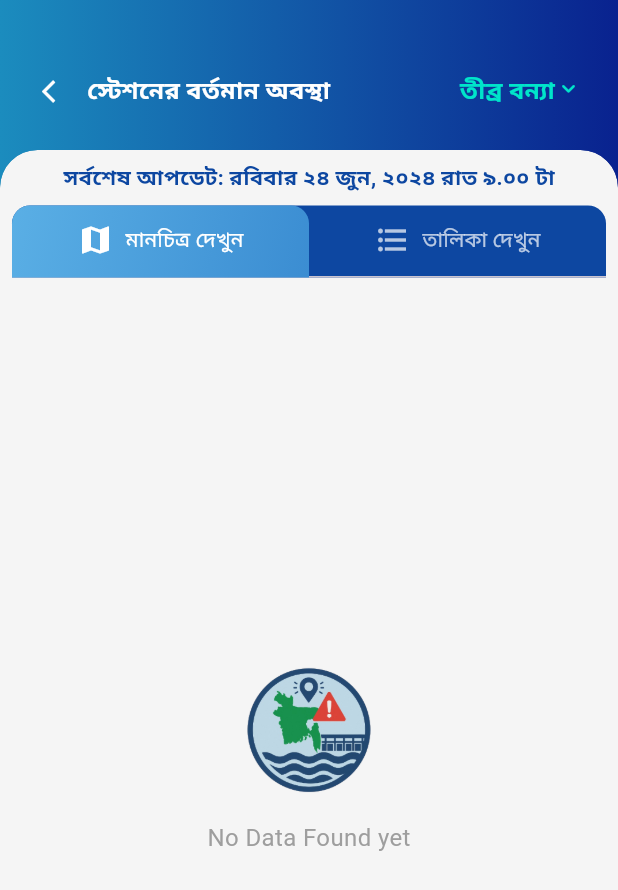
After one commit to SadakatulShakil/FFWC_APP, a Flutter app: the DashboardPage screen opened directly, after a tap on "তীব্র বন্যা", on a phone screen of 412 x 824 dp. The commit adds this screen. Shown: the top 890 px of the screen. Run offline on Flutter 3.47's test engine with Material 3 defaults, Android fonts, the light colour scheme and no system bars; our stand-ins replace firebase_core, firebase_messaging, flutter_local_notifications, flutter_svg, geolocator, get and 4 more; missing offline and left inert: pdfx; accounts and stored records are empty.

Commit message:
station details page with 2 tabbar view added

```diff
--- /dev/null
+++ b/lib/pages/station_information.dart
@@ -0,0 +1,221 @@
+import 'package:flutter/material.dart';
+import 'package:flutter/services.dart';
+import 'package:get/get.dart';
+import 'package:get/get_core/src/get_main.dart';
+
+import '../utills/widgets/station_info_graphical_view.dart';
+import '../utills/widgets/station_info_list_view.dart';
+
+class StationInformation extends StatefulWidget {
+  final int tabIndex;
+  final String title;
+  final String value;
+  final String label;
+
+  StationInformation({super.key, this.tabIndex = 0,
+    required this.title,
+    required this.value,
+    required this.label});
+  @override
+  State<StationInformation> createState() => _StationInformationState();
+}
+
+class _StationInformationState extends State<StationInformation> with SingleTickerProviderStateMixin{
+
+  late TabController _tabController;
+
+  @override
+  void initState() {
+    super.initState();
+    _tabController = TabController(length: 2, vsync: this, initialIndex: widget.tabIndex);
+  }
+
+  @override
+  void dispose() {
+    _tabController.dispose();
+    super.dispose();
+  }
+
+  @override
+  Widget build(BuildContext context) {
+    return AnnotatedRegion<SystemUiOverlayStyle>(
+      value: SystemUiOverlayStyle(
+        statusBarColor: Colors.transparent,
+        statusBarIconBrightness: Brightness.light,
+      ),
+      child: Scaffold(
+        backgroundColor: Colors.white,
+        body: SizedBox(
+          height: double.infinity,
+          child: Stack(
+            children: [
+              ///Background gradiant for appbar
+              Container(
+                padding: EdgeInsets.fromLTRB(16, 40, 16, 16),
+                height: 150,
+                width: double.infinity,
+                decoration: BoxDecoration(
+                  gradient: LinearGradient(
+                    colors: [Color(0xFF1B8CBE), Color(0xFF09228F)],
+                    begin: Alignment.centerLeft,
+                    end: Alignment.centerRight,
+                  ),
+                ),
+                child: Row(
+                  crossAxisAlignment: CrossAxisAlignment.start,
+                  children: [
+                    GestureDetector(
+                      onTap: () => Get.back(),
+                      child: Padding(
+                        padding:  EdgeInsets.all(12.0),
+                        child: Icon(Icons.arrow_back_ios, color: Colors.white, size: 18,),
+                      ),
+                    ),
+                    Expanded(
+                      child: Padding(
+                        padding:  EdgeInsets.only(top: 8.0, bottom: 8.0),
+                        child: Align(
+                          alignment: Alignment.topLeft,
+                          child: Text(
+                            'স্টেশনের বর্তমান অবস্থা',
+                            style: TextStyle(
+                              fontSize: 16,
+                              fontWeight: FontWeight.bold,
+                              color: Colors.white,
+                            ),
+                          ),
+                        ),
+                      ),
+                    ),
+                    Padding(
+                      padding:  EdgeInsets.only(top: 8.0, bottom: 8.0),
+                      child: Align(
+                        alignment: Alignment.topLeft,
+                        child: Text( widget.title,
+                          style: TextStyle(
+                            fontSize: 16,
+                            fontWeight: FontWeight.bold,
+                            color: Color(0xFF00E5CA),
+                          ),
+                        ),
+                      ),
+                    ),
+                    Padding(
+                      padding: const EdgeInsets.only(top: 10.0, bottom: 12.0, right: 8.0),
+                      child: Icon(Icons.keyboard_arrow_down_rounded, color: Color(0xFF00E5CA), size: 18,),
+                    ),
+                  ],
+                ),
+              ),
+
+              /// Curved section and List of content
+              Positioned(
+                top: 100,
+                left: 0,
+                right: 0,
+                bottom: 0,
+                child: ClipRRect(
+                  borderRadius: BorderRadius.only(
+                    topRight: Radius.circular(25),
+                    topLeft: Radius.circular(25),
+                  ),
+                  child: Container(
+                    decoration: BoxDecoration(
+                      color: Colors.grey.shade100,
+                      borderRadius: BorderRadius.only(
+                        topRight: Radius.circular(25),
+                        topLeft: Radius.circular(25),
+                      ),
+                      boxShadow: [
+                        BoxShadow(
+                          color: Colors.black12,
+                          blurRadius: 10,
+                          offset: Offset(0, 2),
+                        ),
+                      ],
+                    ),
+                    child: Column(
+                      children: [
+                        // Add TabBar
+                        SizedBox(height: 8),
+                        Text('সর্বশেষ আপডেট: রবিবার ২৪ জুন, ২০২৪ রাত ৯.০০ টা',
+                          style: TextStyle(
+                            fontSize: 14,
+                            fontWeight: FontWeight.bold,
+                            color: Colors.blue.shade900,
+                          ),
+                        ),
+                        SizedBox(height: 8),
+                        Padding(
+                          padding: const EdgeInsets.only(left: 8.0, right: 8.0),
+                          child: Container(
+                            decoration: BoxDecoration(
+                              color: Colors.blue.shade900,
+                              borderRadius: BorderRadius.only(
+                                topLeft: Radius.circular(12),
+                                topRight: Radius.circular(12),
+                              ),
+                            ),
+                            child: TabBar(
+                              controller: _tabController,
+                              indicatorSize: TabBarIndicatorSize.tab,
+                              indicator: BoxDecoration(
+                                gradient: LinearGradient(
+                                  colors: [Color(0xFF5AAFE5), Color(0xFF3B8DD2)],
+                                  begin: Alignment.topLeft,
+                                  end: Alignment.bottomRight,
+                                ),
+                                borderRadius: BorderRadius.only(
+                                  topLeft: Radius.circular(12),
+                                  topRight: Radius.circular(12),
+                              )
+                              ),
+                              labelColor: Colors.white,
+                              unselectedLabelColor: Colors.white70,
+                              tabs: [
+                                Tab(
+                                  child: Row(
+                                    mainAxisAlignment: MainAxisAlignment.center,
+                                    children: [
+                                      Icon(Icons.map),
+                                      SizedBox(width: 8),
+                                      Text("মানচিত্র দেখুন"),
+                                    ],
+                                  ),
+                                ),
+                                Tab(
+                                  child: Row(
+                                    mainAxisAlignment: MainAxisAlignment.center,
+                                    children: [
+                                      Icon(Icons.format_list_bulleted),
+                                      SizedBox(width: 8),
+                                      Text("তালিকা দেখুন"),
+                                    ],
+                                  ),
+                                ),
+                              ],
+                            ),
+                          ),
+                        ),
+                        // TabBarView
+                        Expanded(
+                          child: TabBarView(
+                            controller: _tabController,
+                            children: [
+                              Center(child: StationInfoListView()),
+                              Center(child: StationInfoGraphicalView()),
+                            ],
+                          ),
+                        ),
+                      ],
+                    ),
+                  ),
+                ),
+              ),
+            ],
+          ),
+        ),
+      ),
+    );
+  }
+}
--- a/lib/utills/widgets/station_feature_card.dart
+++ b/lib/utills/widgets/station_feature_card.dart
@@ -1,3 +1,4 @@
+import 'package:ffwc_app/pages/station_information.dart';
 import 'package:flutter/material.dart';
 import 'package:flutter_svg/flutter_svg.dart';
 import 'package:get/get.dart';
@@ -22,7 +23,15 @@ class StationFeatureCard extends StatelessWidget {
 
   @override
   Widget build(BuildContext context) {
-    return Container(
+    return GestureDetector(
+      onTap: () {
+        Get.to(() => StationInformation(
+          title: title,
+          value: value,
+          label: label,
+        ));
+      },
+      child: Container(
         width: 130,
         height: 150,
         child: Stack(
@@ -70,6 +79,7 @@ class StationFeatureCard extends StatelessWidget {
             )
           ],
         ),
+      ),
     );
   }
 }
--- /dev/null
+++ b/lib/utills/widgets/station_info_graphical_view.dart
@@ -0,0 +1,28 @@
+import 'package:flutter/material.dart';
+import 'package:get/get.dart';
+
+class StationInfoGraphicalView extends StatelessWidget {
+  const StationInfoGraphicalView({
+    Key? key,
+  }) : super(key: key);
+
+  @override
+  Widget build(BuildContext context) {
+    return Center(
+      child: Padding(
+        padding: const EdgeInsets.all(16.0),
+        child: Column(
+          mainAxisAlignment: MainAxisAlignment.center,
+          children: [
+            Image.asset('assets/icons/logo.png', height: 96),
+            SizedBox(height: 12),
+            Text(
+              "No Data Found yet",
+              style: TextStyle(fontSize: 16, color: Colors.grey),
+            ),
+          ],
+        ),
+      ),
+    );
+  }
+}
--- /dev/null
+++ b/lib/utills/widgets/station_info_list_view.dart
@@ -0,0 +1,29 @@
+import 'package:flutter/material.dart';
+import 'package:get/get.dart';
+
+class StationInfoListView extends StatelessWidget {
+
+  const StationInfoListView({
+    Key? key,
+  }) : super(key: key);
+
+  @override
+  Widget build(BuildContext context) {
+    return Center(
+      child: Padding(
+        padding: const EdgeInsets.all(16.0),
+        child: Column(
+          mainAxisAlignment: MainAxisAlignment.center,
+          children: [
+            Image.asset('assets/icons/logo.png', height: 96),
+            SizedBox(height: 12),
+            Text(
+              "No Data Found yet",
+              style: TextStyle(fontSize: 16, color: Colors.grey),
+            ),
+          ],
+        ),
+      ),
+    );
+  }
+}
```
Lines whose indentation alone changed are shown as unchanged.
